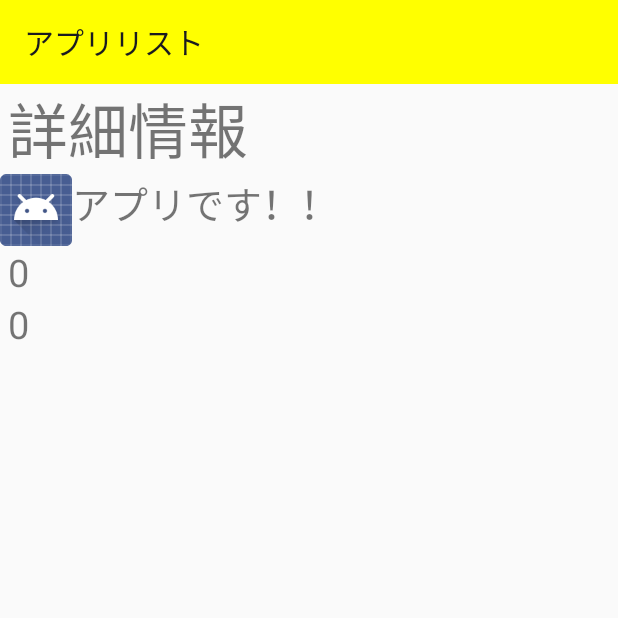
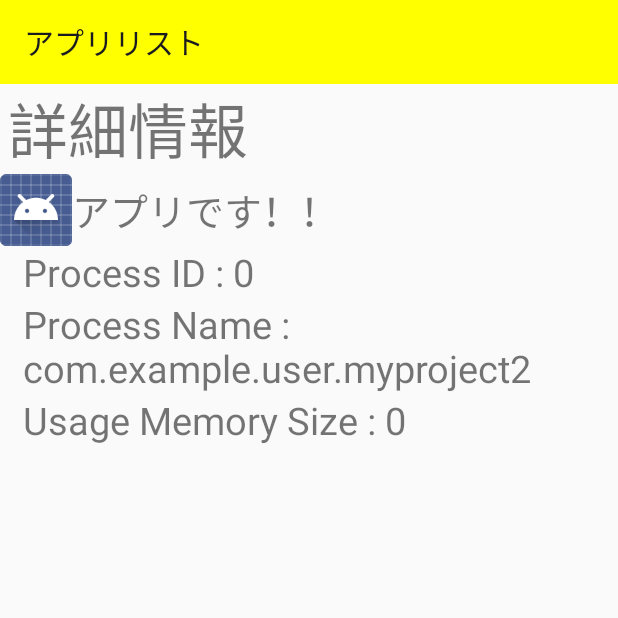
Before and after one commit to gitogitton/MyProject2, an Android app: the screen it shows after launch (MainActivity), after a tap on "アプリです！！", on a phone screen of 412 x 824 dp, the top half of it. Run offline under Robolectric (Android 15) with nearby library versions, the phone set to English and light mode, and no system bars; 3 statements that could not run were skipped.

Commit message:
詳細画面にプロセス名を追加。

```diff
--- a/app/src/main/java/com/example/user/myproject2/DetailInfo.java
+++ b/app/src/main/java/com/example/user/myproject2/DetailInfo.java
@@ -16,6 +16,14 @@ public class DetailInfo implements Serializable {
     private TextView mPackageName;
     private int mPid;
     private int mPss;
+    private String mProcessName;
+
+    public String getProcessName() {
+        return mProcessName;
+    }
+    public void setProcessName( String processName ) {
+        mProcessName = processName;
+    }
 
     public int getPss() {
         return mPss;
--- a/app/src/main/java/com/example/user/myproject2/DetailInfoFragment.java
+++ b/app/src/main/java/com/example/user/myproject2/DetailInfoFragment.java
@@ -34,6 +34,7 @@ public class DetailInfoFragment extends Fragment {
     private TextView mPackageName;
     private int mProcessId;
     private int mMemoryPss;
+    private String mProcessName;
 
     public DetailInfoFragment() {
         // Required empty public constructor
@@ -64,7 +65,9 @@ public class DetailInfoFragment extends Fragment {
             mPackageName = detailInfo.getPackageName();
             mProcessId = detailInfo.getPid();
             mMemoryPss = detailInfo.getPss();
-            Log.d( CLASS_NAME, "onCreate() starts. [mPackageName/mProcessId/mMemoryPss : "+ mPackageName + "/ "+ mProcessId +" / "+mMemoryPss+"]" );
+            mProcessName = detailInfo.getProcessName();
+            Log.d( CLASS_NAME, "onCreate() starts. [mPackageName/mProcessId/mMemoryPss/mProcessName : "+
+                    mPackageName.getText().toString() + "/ "+ mProcessId +" / "+mMemoryPss+" / "+mProcessName+"]" );
         }
     }
 
@@ -78,20 +81,26 @@ public class DetailInfoFragment extends Fragment {
     @Override
     public void onViewCreated(@NonNull View view, @Nullable Bundle savedInstanceState) {
         Log.d( CLASS_NAME, "onViewCreated() starts." );
-        TextView textViewName = view.findViewById( R.id.app_name ); //package name
+        //package name with icon
+        TextView textViewName = view.findViewById( R.id.app_name );
         textViewName.setText( mPackageName.getText().toString() );
         Drawable[] drawable = mPackageName.getCompoundDrawables();
         AtomicReference<Drawable> icon = new AtomicReference<>();
         icon.set( drawable[0] );
         textViewName.setCompoundDrawables( icon.get(), null, null, null );
+        //process id
         TextView textViewId = view.findViewById( R.id.pid ); //process id
-        textViewId.setText( Integer.toString( mProcessId ) );
+        textViewId.setText( "Process ID : "+Integer.toString( mProcessId ) );
+        //process name
+        TextView textViewProcName = view.findViewById( R.id.process_name );
+        textViewProcName.setText( "Process Name : "+mProcessName );
+        //usage memory size (pss)
         TextView textViewPss = view.findViewById( R.id.mem_size );
-        textViewPss.setText( Integer.toString( mMemoryPss ) );
+        textViewPss.setText( "Usage Memory Size : "+Integer.toString( mMemoryPss ) );
 
-        Context context = this.getContext();
-        PackageManager packageManager = context.getPackageManager();
-        ActivityManager activityManager = (ActivityManager) context.getSystemService( Context.ACTIVITY_SERVICE );
+//        Context context = this.getContext();
+//        PackageManager packageManager = context.getPackageManager();
+//        ActivityManager activityManager = (ActivityManager) context.getSystemService( Context.ACTIVITY_SERVICE );
 
         super.onViewCreated(view, savedInstanceState);
     }
--- a/app/src/main/java/com/example/user/myproject2/PageFragment_1.java
+++ b/app/src/main/java/com/example/user/myproject2/PageFragment_1.java
@@ -136,6 +136,7 @@ public class PageFragment_1 extends Fragment {
                         DetailInfo detailInfo = new DetailInfo();
                         detailInfo.setPackageName( textView );
                         detailInfo.setPid( app.pid );
+                        detailInfo.setProcessName( app.processName );
                         Log.d( CLASS_NAME, "packageName : " + textView.getText().toString() );
                         //get memory info
                         pIds[ 0 ] = app.pid;
--- a/app/src/main/res/layout/fragment_detail_info.xml
+++ b/app/src/main/res/layout/fragment_detail_info.xml
@@ -20,6 +20,7 @@
         android:layout_width="match_parent"
         android:layout_height="wrap_content"
         android:textSize="25sp"
+        android:gravity="left|center_vertical"
         android:text="@string/hello_blank_fragment" />
 
     <TextView
@@ -27,7 +28,16 @@
         android:layout_width="match_parent"
         android:layout_height="wrap_content"
         android:textSize="25sp"
-        android:paddingStart="5sp"
+        android:paddingStart="15sp"
+        android:paddingEnd="5sp"
+        android:text="@string/error" />
+
+    <TextView
+        android:id="@+id/process_name"
+        android:layout_width="match_parent"
+        android:layout_height="wrap_content"
+        android:textSize="25sp"
+        android:paddingStart="15sp"
         android:paddingEnd="5sp"
         android:text="@string/error" />
 
@@ -36,7 +46,7 @@
         android:layout_width="match_parent"
         android:layout_height="wrap_content"
         android:textSize="25sp"
-        android:paddingStart="5sp"
+        android:paddingStart="15sp"
         android:paddingEnd="5sp"
         android:text="@string/error" />
 
--- a/app/src/main/res/layout/page_row.xml
+++ b/app/src/main/res/layout/page_row.xml
@@ -7,4 +7,5 @@
     android:text="@string/test_string"
     android:textSize="15dp"
     android:drawablePadding="5dp"
+    android:gravity="left|center_vertical"
     android:drawableStart="@mipmap/ic_launcher" />
```
